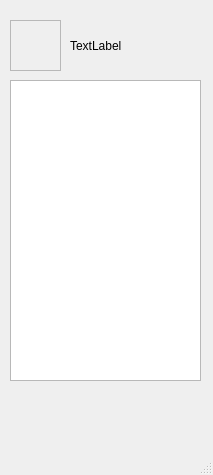
Old version of the form chatClient/mainwindow.ui in the repository tangjiahua/linpop.
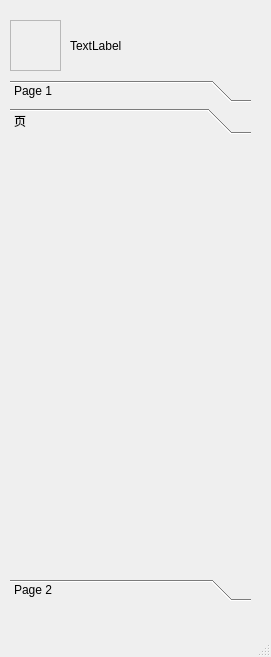
New version of the form. The open tabs and pages were chosen to show the change.

What changed in the file:
```diff
--- a/chatClient/mainwindow.ui
+++ b/chatClient/mainwindow.ui
@@ -6,8 +6,8 @@
    <rect>
     <x>0</x>
     <y>0</y>
-    <width>213</width>
-    <height>475</height>
+    <width>271</width>
+    <height>657</height>
    </rect>
   </property>
   <property name="windowTitle">
@@ -43,15 +43,78 @@
      <string>TextLabel</string>
     </property>
    </widget>
-   <widget class="QListWidget" name="userList">
+   <widget class="QToolBox" name="toolBox">
     <property name="geometry">
      <rect>
       <x>10</x>
       <y>80</y>
-      <width>191</width>
-      <height>301</height>
+      <width>241</width>
+      <height>521</height>
      </rect>
     </property>
+    <property name="currentIndex">
+     <number>0</number>
+    </property>
+    <widget class="QWidget" name="page1">
+     <property name="geometry">
+      <rect>
+       <x>0</x>
+       <y>0</y>
+       <width>241</width>
+       <height>422</height>
+      </rect>
+     </property>
+     <attribute name="label">
+      <string>Page 1</string>
+     </attribute>
+     <widget class="QListView" name="listView">
+      <property name="geometry">
+       <rect>
+        <x>0</x>
+        <y>0</y>
+        <width>241</width>
+        <height>411</height>
+       </rect>
+      </property>
+     </widget>
+    </widget>
+    <widget class="QWidget" name="page2">
+     <property name="geometry">
+      <rect>
+       <x>0</x>
+       <y>0</y>
+       <width>241</width>
+       <height>422</height>
+      </rect>
+     </property>
+     <attribute name="label">
+      <string>页</string>
+     </attribute>
+     <widget class="QWidget" name="verticalLayoutWidget_2">
+      <property name="geometry">
+       <rect>
+        <x>0</x>
+        <y>0</y>
+        <width>241</width>
+        <height>411</height>
+       </rect>
+      </property>
+      <layout class="QVBoxLayout" name="pageLayout2"/>
+     </widget>
+    </widget>
+    <widget class="QWidget" name="page3">
+     <property name="geometry">
+      <rect>
+       <x>0</x>
+       <y>0</y>
+       <width>241</width>
+       <height>422</height>
+      </rect>
+     </property>
+     <attribute name="label">
+      <string>Page 2</string>
+     </attribute>
+    </widget>
    </widget>
   </widget>
   <widget class="QMenuBar" name="menubar">
```
Left out of the diff: 2 changed lines with no effect on the pictures.
